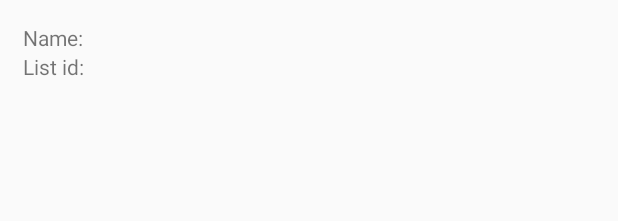
After one commit to varunm100/MoneyManagerAndroid, an Android app: the layout company_details_dialog.xml on its own in the app's theme, with its tools: preview values and no code run, on a phone screen of 412 x 824 dp. The commit adds this screen. Shown: the top 221 px of the screen. Run offline under Robolectric (Android 15) with nearby library versions, the phone set to English and light mode, and no system bars.

Commit message:
Company List View FINISHED!

```diff
--- /dev/null
+++ b/MoneyManagerDatabase/app/src/main/res/layout/company_details_dialog.xml
@@ -0,0 +1,49 @@
+<?xml version="1.0" encoding="utf-8"?>
+<LinearLayout xmlns:android="http://schemas.android.com/apk/res/android"
+              android:layout_width="match_parent"
+              android:layout_height="match_parent"
+              android:orientation="vertical"
+              android:padding="15dp">
+
+    <LinearLayout
+            android:layout_width="match_parent"
+            android:layout_height="wrap_content"
+            android:gravity="center_vertical"
+            android:orientation="horizontal">
+
+        <TextView
+                android:layout_width="0dp"
+                android:layout_height="wrap_content"
+                android:layout_weight=".3"
+                android:text="Name: " />
+
+        <TextView
+                android:id="@+id/comp_name"
+                android:layout_width="0dp"
+                android:layout_height="wrap_content"
+                android:layout_weight=".7"
+                android:text=""/>
+    </LinearLayout>
+
+    <LinearLayout
+            android:layout_width="match_parent"
+            android:layout_height="wrap_content"
+            android:gravity="center_vertical"
+            android:orientation="horizontal">
+
+        <TextView
+                android:id="@+id/comp_id"
+                android:layout_width="0dp"
+                android:layout_height="wrap_content"
+                android:layout_weight=".3"
+                android:text="List id: " />
+
+        <TextView
+                android:id="@+id/et_email"
+                android:layout_width="0dp"
+                android:layout_height="@dimen/fab_margin"
+                android:layout_weight=".7"
+                android:text=""/>
+    </LinearLayout>
+
+</LinearLayout>
```
Also changed, not shown: MoneyManagerDatabase/app/src/main/java/com/example/meta_knight/moneymanagerdatabase/CompanyItem.java (deleted, +0 -28 lines), MoneyManagerDatabase/app/src/main/java/com/example/meta_knight/moneymanagerdatabase/DividerItemDecoration.java (added, +89 -0 lines), MoneyManagerDatabase/app/src/main/java/com/example/meta_knight/moneymanagerdatabase/Movie.java (added, +38 -0 lines), MoneyManagerDatabase/app/src/main/java/com/example/meta_knight/moneymanagerdatabase/MoviesAdapter.java (renamed from MoneyManagerDatabase/app/src/main/java/com/example/meta_knight/moneymanagerdatabase/CompaniesAdapter.java, +15 -11 lines), MoneyManagerDatabase/app/src/main/java/com/example/meta_knight/moneymanagerdatabase/PersonDash.java (+84 -30 lines), MoneyManagerDatabase/app/src/main/java/com/example/meta_knight/moneymanagerdatabase/RecyclerTouchListener.java (added, +56 -0 lines), MoneyManagerDatabase/app/src/main/res/layout/activity_person_dash.xml (+17 -0 lines), MoneyManagerDatabase/app/src/main/res/layout/movie_list_row.xml (renamed from MoneyManagerDatabase/app/src/main/res/layout/company_list_row.xml, +16 -6 lines), MoneyManagerDatabase/app/src/main/res/layout/content_person_dash.xml (line endings or trailing spaces).
